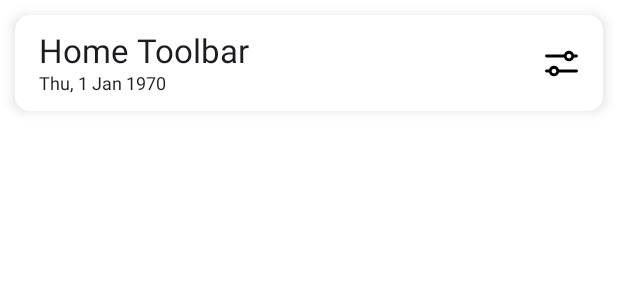
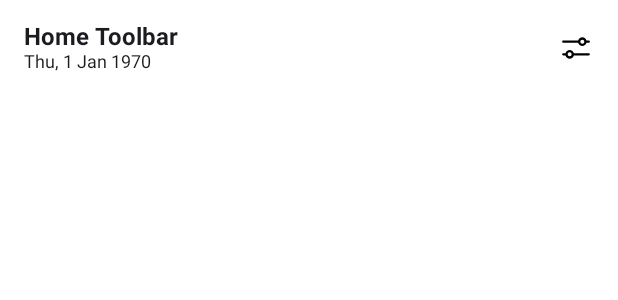
Before and after one commit to tbandawa/openWeather, an Android app built with Jetpack Compose: the @Preview function WeatherToolBarPreview, on a phone screen of 412 x 824 dp. Shown: the top 300 px of the screen. Run offline under Robolectric (Android 15) with nearby library versions, the phone set to English and light mode, and no system bars.

Commit message:
responsive weather content screen

```diff
--- a/app/src/main/java/me/tbandawa/android/openweather/ui/components/DetailItem.kt
+++ b/app/src/main/java/me/tbandawa/android/openweather/ui/components/DetailItem.kt
@@ -14,7 +14,6 @@ import androidx.compose.ui.graphics.painter.Painter
 import androidx.compose.ui.text.TextStyle
 import androidx.compose.ui.text.font.FontWeight
 import androidx.compose.ui.unit.dp
-import androidx.compose.ui.unit.sp
 import androidx.constraintlayout.compose.ConstraintLayout
 import me.tbandawa.android.openweather.ui.theme.dimensions
 
@@ -62,7 +61,7 @@ fun DetailItem(
             style = TextStyle(
                 color = Color.Black,
                 fontWeight = FontWeight.Medium,
-                fontSize = 14.sp
+                fontSize = dimensions.valueTextSize
             ),
             modifier = Modifier
                 .constrainAs(detailValue) {
--- a/app/src/main/java/me/tbandawa/android/openweather/ui/components/VerticalDivider.kt
+++ b/app/src/main/java/me/tbandawa/android/openweather/ui/components/VerticalDivider.kt
@@ -8,11 +8,12 @@ import androidx.compose.runtime.Composable
 import androidx.compose.ui.Modifier
 import androidx.compose.ui.graphics.Color
 import androidx.compose.ui.unit.dp
+import me.tbandawa.android.openweather.ui.theme.dimensions
 
 @Composable
 fun VerticalDivider() {
     Spacer(modifier = Modifier
         .width(1.dp)
-        .height(57.dp)
+        .height(dimensions.detailItemHeight)
         .background(color = Color.Black))
 }
--- a/app/src/main/java/me/tbandawa/android/openweather/ui/components/WeatherToolBar.kt
+++ b/app/src/main/java/me/tbandawa/android/openweather/ui/components/WeatherToolBar.kt
@@ -2,9 +2,7 @@ package me.tbandawa.android.openweather.ui.components
 
 import androidx.compose.animation.ExperimentalAnimationApi
 import androidx.compose.foundation.layout.Column
-import androidx.compose.foundation.layout.padding
 import androidx.compose.foundation.layout.size
-import androidx.compose.foundation.shape.RoundedCornerShape
 import androidx.compose.material3.ExperimentalMaterial3Api
 import androidx.compose.material3.Icon
 import androidx.compose.material3.IconButton
@@ -13,15 +11,15 @@ import androidx.compose.material3.TopAppBar
 import androidx.compose.material3.TopAppBarDefaults
 import androidx.compose.runtime.Composable
 import androidx.compose.ui.Modifier
-import androidx.compose.ui.draw.shadow
 import androidx.compose.ui.graphics.Color
 import androidx.compose.ui.res.painterResource
 import androidx.compose.ui.text.TextStyle
+import androidx.compose.ui.text.font.FontWeight
 import androidx.compose.ui.tooling.preview.Preview
 import androidx.compose.ui.unit.dp
-import androidx.compose.ui.unit.sp
 import me.tbandawa.android.openweather.R
 import me.tbandawa.android.openweather.extensions.toDate
+import me.tbandawa.android.openweather.ui.theme.dimensions
 
 @OptIn(ExperimentalMaterial3Api::class)
 @ExperimentalAnimationApi
@@ -35,10 +33,18 @@ fun WeatherToolBar(
     TopAppBar(
         title = {
             Column {
-                Text(text = location)
+                Text(
+                    text = location,
+                    style = TextStyle(
+                        fontSize = dimensions.weatherToolBarTitleTextSize,
+                        fontWeight = FontWeight.Bold
+                    )
+                )
                 Text(
                     text = day.toDate(),
-                    style = TextStyle(fontSize = 12.sp)
+                    style = TextStyle(
+                        fontSize = dimensions.weatherToolBarDateTextSize
+                    )
                 )
             }
         },
@@ -52,21 +58,14 @@ fun WeatherToolBar(
                     painter = painterResource(id = R.drawable.ic_settings),
                     contentDescription = null,
                     modifier = Modifier
-                        .size(30.dp),
+                        .size(25.dp),
                     tint = Color.Black
                 )
             }
         },
         colors = TopAppBarDefaults.topAppBarColors(
             containerColor = Color.White
-        ),
-        modifier = Modifier
-            .padding(10.dp)
-            .shadow(
-                elevation = 5.dp,
-                spotColor = Color.DarkGray,
-                shape = RoundedCornerShape(10.dp)
-            )
+        )
     )
 }
 
```
Also changed, not shown: app/src/main/java/me/tbandawa/android/openweather/ui/WeatherContent.kt (+12 -21 lines), app/src/main/java/me/tbandawa/android/openweather/ui/components/ForecastToolBar.kt (+11 -14 lines), app/src/main/java/me/tbandawa/android/openweather/ui/components/SettingsToolBar.kt (+4 -15 lines), app/src/main/java/me/tbandawa/android/openweather/ui/theme/Dimensions.kt (+30 -6 lines).
